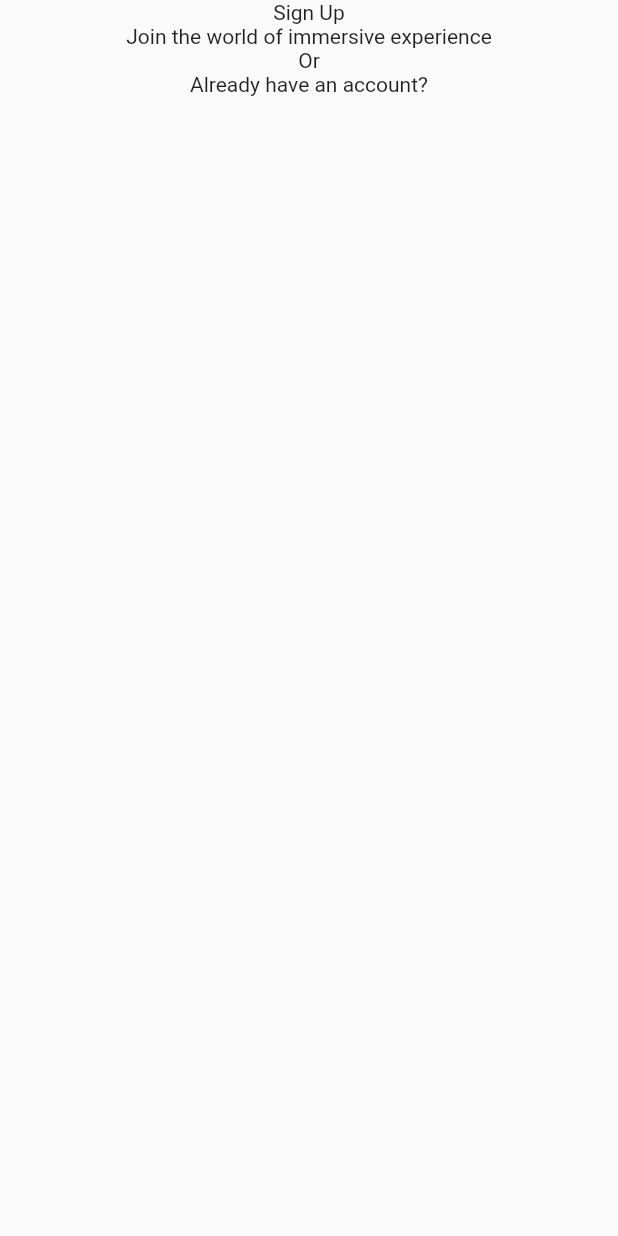
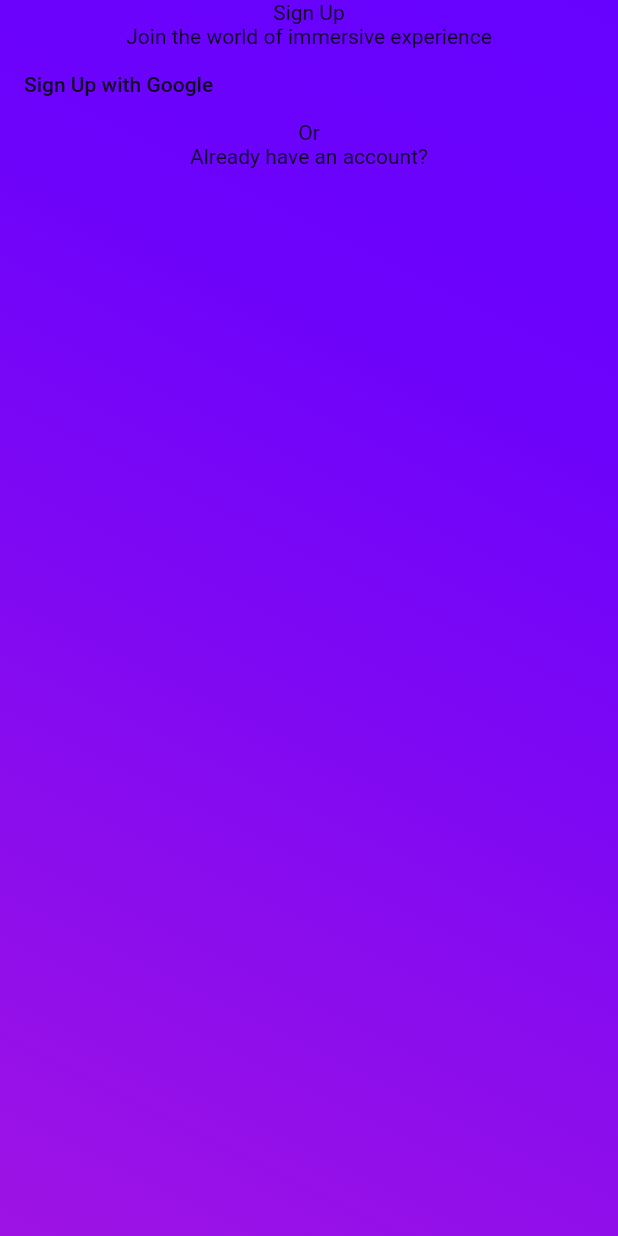
Before and after one commit to ceosss/flutter-unity-app, a Flutter app: the screen it shows after launch, on a phone screen of 412 x 824 dp. Run offline on Flutter 3.47's test engine with Material 2 defaults, Android fonts, the phone set to English and light mode, and no system bars; our stand-ins replace introduction_screen; missing offline and left inert: custom_rounded_rectangle_border, flutter_unity, sk_onboarding_screen.

Commit message:
NEW: Auth Options Background Gradient

```diff
--- /dev/null
+++ b/lib/Components/Button.dart
@@ -0,0 +1,13 @@
+import 'package:flutter/material.dart';
+
+class Button extends StatelessWidget {
+  @override
+  Widget build(BuildContext context) {
+    return MaterialButton(
+      onPressed: () {},
+      child: Row(
+        children: [Text("Sign Up with Google")],
+      ),
+    );
+  }
+}
--- a/lib/Screens/Auth/AuthOptions.dart
+++ b/lib/Screens/Auth/AuthOptions.dart
@@ -1,16 +1,32 @@
 import 'package:flutter/material.dart';
+import 'package:flutter_unity_app/Components/Button.dart';
 
 class AuthOptions extends StatelessWidget {
   @override
   Widget build(BuildContext context) {
-    return SafeArea(
-      child: Container(
-        width: double.infinity,
+    return Container(
+      width: double.infinity,
+      decoration: BoxDecoration(
+          gradient: LinearGradient(
+              begin: Alignment.topRight,
+              end: Alignment.bottomLeft,
+              stops: [
+            0,
+            0.3,
+            1
+          ],
+              colors: [
+            Color(0xff6602FF),
+            Color(0xff6E03FB),
+            Color(0xff9E13E4)
+          ])),
+      child: SafeArea(
         child: Column(
           crossAxisAlignment: CrossAxisAlignment.center,
           children: [
             Text("Sign Up"),
             Text("Join the world of immersive experience"),
+            Button(),
             Text("Or"),
             Text("Already have an account?")
           ],
```
